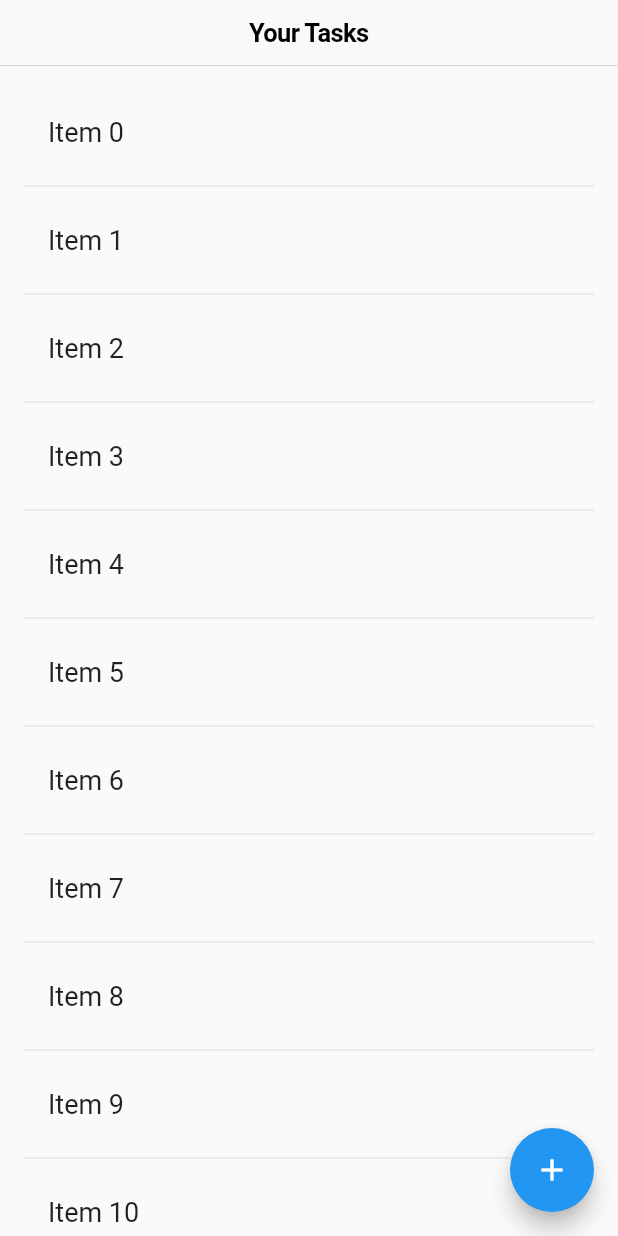
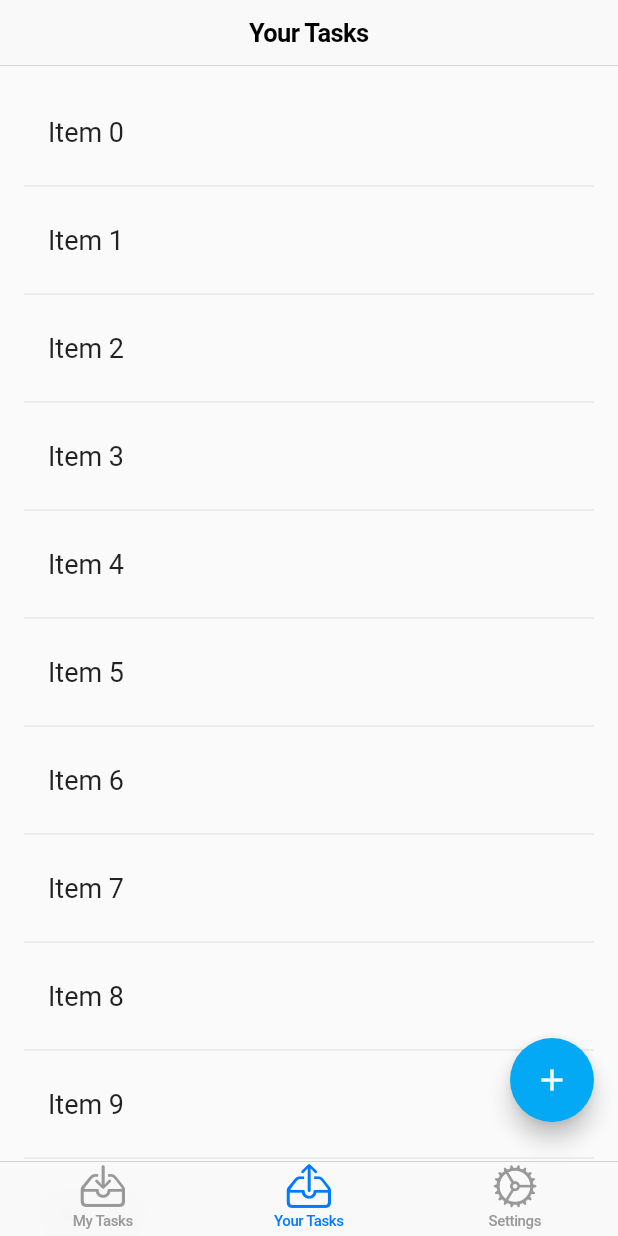
Before and after one commit to TuanHungVU1202/PeerReminder, a Flutter app: the screen it shows after launch, on a phone screen of 412 x 824 dp. Run offline on Flutter 3.47's test engine with Material 2 defaults, Android fonts, the phone set to English and light mode, and no system bars; drawn by our look-alikes of flutter_slidable; our stand-ins replace contacts_service, permission_handler; missing offline and left inert: simple_autocomplete_formfield.

Commit message:
Refactor to fully use Cupertino. Add tabbars

```diff
--- a/peer_reminder_flutter/lib/main.dart
+++ b/peer_reminder_flutter/lib/main.dart
@@ -1,3 +1,4 @@
+import 'package:flutter/cupertino.dart';
 import 'package:flutter/material.dart';
 import 'peers/PeerPage.dart';
 import 'tasks/YourTaskPage.dart';
@@ -12,25 +13,20 @@ class MyApp extends StatelessWidget {
   // This widget is the root of your application.
   @override
   Widget build(BuildContext context) {
-    return MaterialApp(
-      title: 'Flutter Demo',
-      theme: ThemeData(
-        // This is the theme of your application.
-        //
-        // Try running your application with "flutter run". You'll see the
-        // application has a blue toolbar. Then, without quitting the app, try
-        // changing the primarySwatch below to Colors.green and then invoke
-        // "hot reload" (press "r" in the console where you ran "flutter run",
-        // or simply save your changes to "hot reload" in a Flutter IDE).
-        // Notice that the counter didn't reset back to zero; the application
-        // is not restarted.
-        primarySwatch: Colors.blue,
-      ),
-      home: const YourTaskPage(),
+    return const CupertinoApp(
+      localizationsDelegates: [
+        DefaultMaterialLocalizations.delegate,
+        DefaultCupertinoLocalizations.delegate,
+        DefaultWidgetsLocalizations.delegate,
+      ],
+      theme: CupertinoThemeData(brightness: Brightness.light),
+      home: CupertinoHomePage(),
     );
   }
 }
 
+////////////////////////////////////////////////////////////////////////////////
+// Homepage Material Style
 class MyHomePage extends StatefulWidget {
   const MyHomePage({super.key, required this.title});
 
@@ -115,3 +111,63 @@ class _MyHomePageState extends State<MyHomePage> {
     );
   }
 }
+
+////////////////////////////////////////////////////////////////////////////////
+// Homepage Cupertino Style
+
+class CupertinoHomePage extends StatefulWidget {
+  const CupertinoHomePage({Key? key}) : super(key: key);
+
+  @override
+  CupertinoHomePageState createState() => CupertinoHomePageState();
+}
+
+class CupertinoHomePageState extends State<CupertinoHomePage> {
+  @override
+  Widget build(BuildContext context) {
+    return CupertinoTabScaffold(
+      tabBar: CupertinoTabBar(
+        currentIndex: 1,
+        items: const <BottomNavigationBarItem>[
+          BottomNavigationBarItem(
+              icon: Icon(CupertinoIcons.tray_arrow_down), label: 'My Tasks'),
+          BottomNavigationBarItem(
+              icon: Icon(CupertinoIcons.tray_arrow_up), label: 'Your Tasks'),
+          BottomNavigationBarItem(
+              icon: Icon(CupertinoIcons.settings), label: 'Settings'),
+        ],
+      ),
+      tabBuilder: (context, index) {
+        late final CupertinoTabView returnValue;
+        switch (index) {
+          case 0:
+            returnValue = CupertinoTabView(builder: (context) {
+              return const CupertinoPageScaffold(
+                  navigationBar: CupertinoNavigationBar(
+                    middle: Text('My Tasks'),
+                  ),
+                  child: Center(child: Text('My Tasks')));
+            });
+            break;
+          case 1:
+            returnValue = CupertinoTabView(
+              builder: (context) {
+                return const YourTaskPage();
+              },
+            );
+            break;
+          case 2:
+            returnValue = CupertinoTabView(builder: (context) {
+              return const CupertinoPageScaffold(
+                  navigationBar: CupertinoNavigationBar(
+                    middle: Text('Settings'),
+                  ),
+                  child: Center(child: Text('Settings')));
+            });
+            break;
+        }
+        return returnValue;
+      },
+    );
+  }
+}
--- a/peer_reminder_flutter/lib/tasks/NewTaskPage.dart
+++ b/peer_reminder_flutter/lib/tasks/NewTaskPage.dart
@@ -288,9 +288,9 @@ class NewTaskFormState extends State<NewTaskPage> {
     if (_formKey.currentState!.validate()) {
       // If the form is valid, display a snackbar. In the real world,
       // you'd often call a server or save the information in a database.
-      ScaffoldMessenger.of(context).showSnackBar(
-        const SnackBar(content: Text('Adding task...')),
-      );
+      // ScaffoldMessenger.of(context).showSnackBar(
+      //   const SnackBar(content: Text('Adding task...')),
+      // );
 
       Task newTask = Task(
         _taskNameController.text,
--- a/peer_reminder_flutter/lib/tasks/YourTaskPage.dart
+++ b/peer_reminder_flutter/lib/tasks/YourTaskPage.dart
@@ -26,6 +26,8 @@ class _YourTaskPageState extends State<YourTaskPage> {
     _requestPermission();
 
     return Scaffold(
+      floatingActionButtonLocation: FloatingActionButtonLocation.endFloat,
+      floatingActionButton: const FloatingAction(),
       appBar: const CupertinoNavigationBar(
         middle: Text('Your Tasks'),
       ),
@@ -38,11 +40,6 @@ class _YourTaskPageState extends State<YourTaskPage> {
 
             return _onSlideTask(index);
           }),
-      floatingActionButton: FloatingActionButton(
-        onPressed: _addNewTask,
-        tooltip: 'Add Your Task',
-        child: const Icon(Icons.add),
-      ),
     );
   }
 
@@ -167,7 +164,7 @@ class _YourTaskPageState extends State<YourTaskPage> {
         ),
       ),
       // false means this pop return value bool = false
-      onTap: () => Navigator.pop(context, false),
+      onTap: () => Navigator.of(context, rootNavigator: true).pop(false),
     );
   }
 
@@ -187,21 +184,12 @@ class _YourTaskPageState extends State<YourTaskPage> {
         ),
       ),
       // true means this pop return value bool = true
-      onTap: () => Navigator.pop(context, true),
+      onTap: () => Navigator.of(context, rootNavigator: true).pop(true),
     );
   }
 
   // -------------------------------------------------------------------
   // Components' callbacks
-  void _addNewTask() {
-    Navigator.push(
-      context,
-      MaterialPageRoute(
-        builder: (BuildContext context) => const NewTaskPage(),
-      ),
-    );
-  }
-
   void doNothing(BuildContext context) {
     print("abc");
   }
@@ -290,3 +278,37 @@ class _YourTaskPageState extends State<YourTaskPage> {
     return true;
   }
 }
+
+class FloatingAction extends StatelessWidget {
+  const FloatingAction({super.key});
+
+  @override
+  Widget build(BuildContext context) {
+    return Column(
+      mainAxisAlignment: MainAxisAlignment.end,
+      children: [
+        Container(
+          margin: const EdgeInsets.only(bottom: 60),
+          child: FloatingActionButton(
+            onPressed: () {
+              _onPressedAddTask(context);
+            },
+            backgroundColor: Colors.lightBlue,
+            child: const Icon(Icons.add),
+          ),
+        ),
+      ],
+    );
+  }
+
+  // -------------------------------------------------------------------
+  // Components' callbacks
+  void _onPressedAddTask(BuildContext context) {
+    Navigator.push(
+      context,
+      MaterialPageRoute(
+        builder: (BuildContext context) => const NewTaskPage(),
+      ),
+    );
+  }
+}
```
